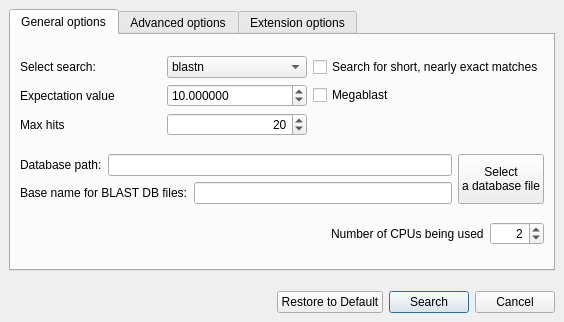
Old version of the form src/plugins/external_tool_support/src/ui/BlastAllSupportDialog.ui in the repository violethaze74/ugene.
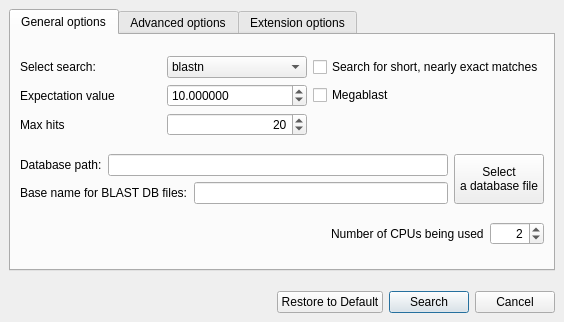
New version of the form.

Commit message: Improved the view of the "Select a database file" button.

```diff
--- a/src/plugins/external_tool_support/src/ui/BlastAllSupportDialog.ui
+++ b/src/plugins/external_tool_support/src/ui/BlastAllSupportDialog.ui
@@ -180,6 +180,12 @@
              <verstretch>0</verstretch>
             </sizepolicy>
            </property>
+           <property name="minimumSize">
+            <size>
+             <width>90</width>
+             <height>0</height>
+            </size>
+           </property>
            <property name="text">
             <string>Select
 a database file</string>
```
